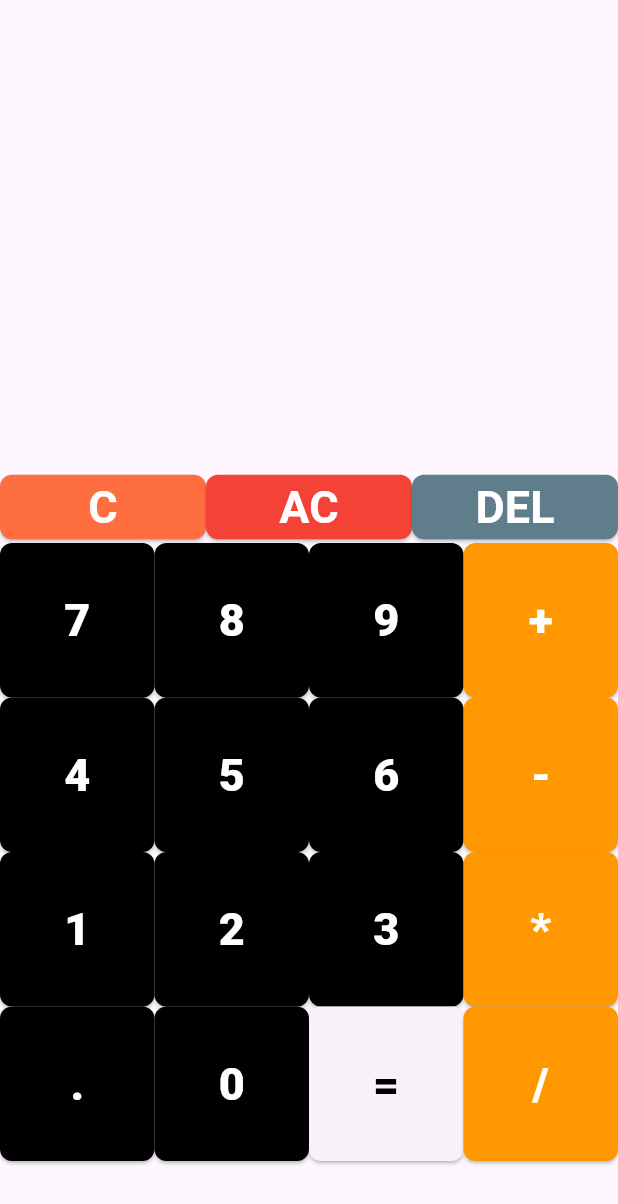
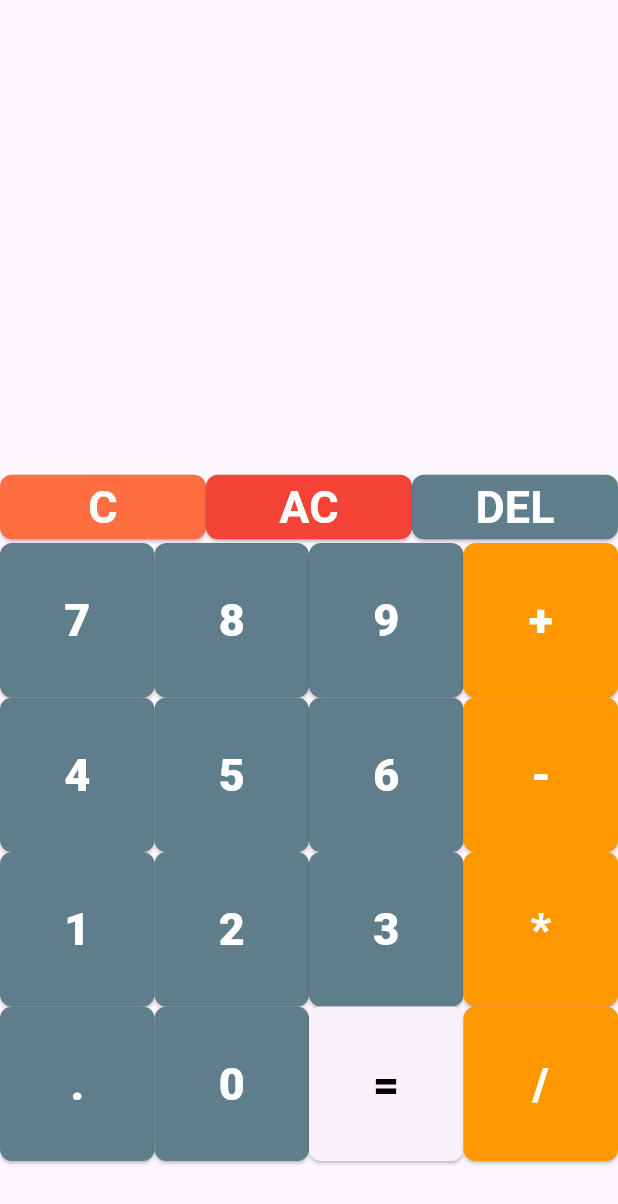
Before and after one commit to RaymundoSantorski/flutter_calculator, a Flutter app: the screen it shows after launch, on a phone screen of 412 x 824 dp. Shown: the top 1204 px of the screen. Run offline on Flutter 3.47's test engine with Material 3 defaults, Android fonts, the phone set to English and light mode, and no system bars.

Commit message:
UPDATE: number button color

```diff
--- a/lib/widgets/num_button.dart
+++ b/lib/widgets/num_button.dart
@@ -12,7 +12,7 @@ class NumButton extends StatelessWidget {
         aspectRatio: 1,
         child: ElevatedButton(
           style: ButtonStyle(
-            backgroundColor: WidgetStatePropertyAll(Colors.black),
+            backgroundColor: WidgetStatePropertyAll(Colors.blueGrey),
             shape: WidgetStateProperty.all<RoundedRectangleBorder>(
               RoundedRectangleBorder(borderRadius: BorderRadius.circular(8)),
             ),
```
